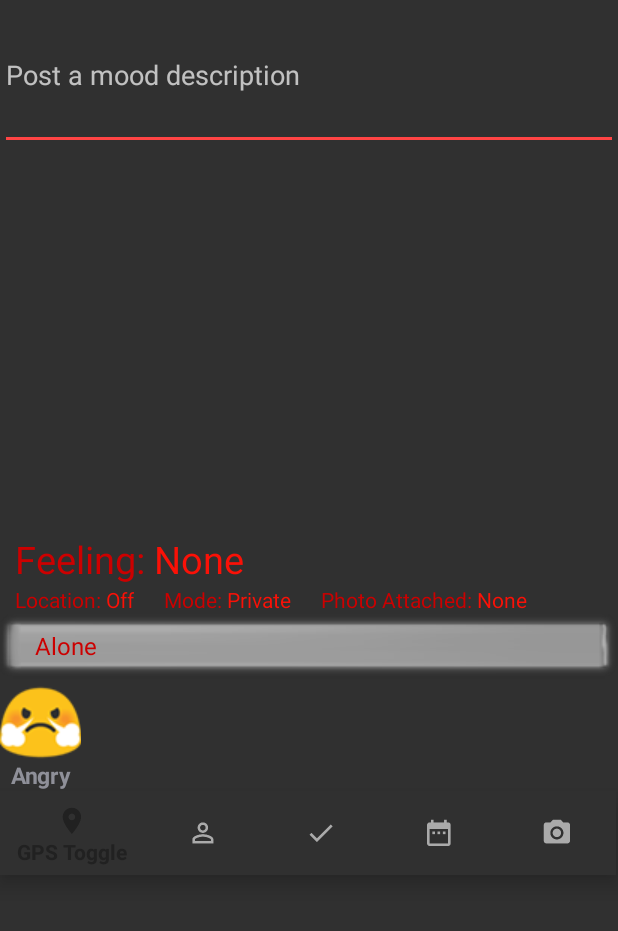
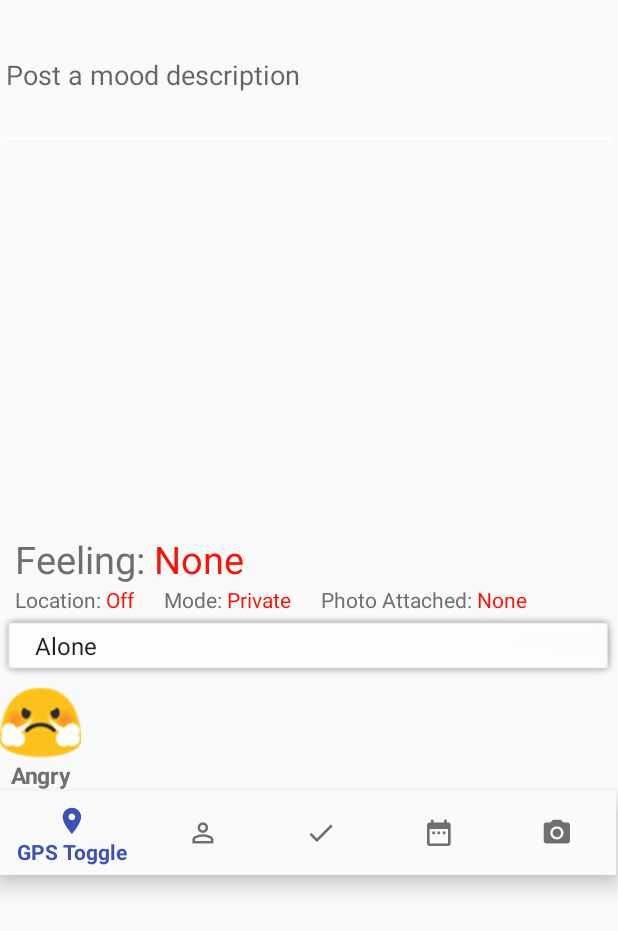
Before and after one commit to CMPUT301W17T11/FeelTrip, an Android app: the EditMoodActivity screen opened directly, with no data from a screen before it, on a phone screen of 412 x 824 dp. Shown: the top 931 px of the screen. Run offline under Robolectric (Android 15) with nearby library versions, the phone set to English and light mode, and no system bars; libraries missing offline, so code that uses them is left out: io.searchbox.annotations.

Commit message:
Rebuild default theme

```diff
--- a/app/src/main/java/com/example/henzoshimada/feeltrip/EditMoodActivity.java
+++ b/app/src/main/java/com/example/henzoshimada/feeltrip/EditMoodActivity.java
@@ -24,6 +24,7 @@ import android.os.Bundle;
 import android.text.Html;
 import android.util.Base64;
 import android.util.Log;
+import android.util.TypedValue;
 import android.view.Gravity;
 import android.view.MenuItem;
 import android.view.View;
@@ -140,7 +141,8 @@ public class EditMoodActivity extends AppCompatActivity {
         super.onCreate(savedInstanceState);
 
 
-        setTheme(R.style.NaughtyPenguins); //TODO - theme
+//        setTheme(R.style.NaughtyPenguins); //TODO - theme
+        setTheme(R.style.DefaultTheme);
 
         setContentView(R.layout.add_edit_page);
         EditMoodActivity.context = getApplicationContext();
@@ -687,6 +689,9 @@ public class EditMoodActivity extends AppCompatActivity {
 
             emojiTextview.setTextSize(15);
             emojiTextview.setGravity(Gravity.CENTER);
+            TypedValue tv = new TypedValue();
+            getTheme().resolveAttribute(android.R.attr.textColorSecondary, tv, true);
+            emojiTextview.setTextColor(getResources().getColor(tv.resourceId)); //TODO: Depreciated. Next call up is API 23
             emojiTextview.setTypeface(emojiTextview.getTypeface(), Typeface.BOLD);
             emojiLayout.addView(emojiTextview);
 
--- a/app/src/main/java/com/example/henzoshimada/feeltrip/MainScreen.java
+++ b/app/src/main/java/com/example/henzoshimada/feeltrip/MainScreen.java
@@ -172,7 +172,8 @@ public class MainScreen extends AppCompatActivity {
     protected void onCreate(Bundle savedInstanceState) {
         super.onCreate(savedInstanceState);
 
-        setTheme(R.style.NaughtyPenguins); //TODO - theme
+//        setTheme(R.style.NaughtyPenguins); //TODO - theme
+        setTheme(R.style.DefaultTheme);
 
 
         setContentView(R.layout.activity_main);
--- a/app/src/main/java/com/example/henzoshimada/feeltrip/MoodAdapter.java
+++ b/app/src/main/java/com/example/henzoshimada/feeltrip/MoodAdapter.java
@@ -54,7 +54,8 @@ public class MoodAdapter extends ArrayAdapter<Mood> {
     @Override
     public View getView(int position, View convertView, ViewGroup parent) {
 
-        getContext().setTheme(R.style.NaughtyPenguins); //TODO - theme
+//        getContext().setTheme(R.style.NaughtyPenguins); //TODO - theme
+        getContext().setTheme(R.style.DefaultTheme);
 
         // Get the data item for this position
         Mood mood = getItem(position);
--- a/app/src/main/java/layout/homeFragmment.java
+++ b/app/src/main/java/layout/homeFragmment.java
@@ -65,7 +65,7 @@ public class homeFragmment extends Fragment{
         oldMoodListView = (ListView) view.findViewById(R.id.homeList);
 
         if (Build.VERSION.SDK_INT >= Build.VERSION_CODES.LOLLIPOP) { // TODO: Custom color theme
-            oldMoodListView.setBackground(getResources().getDrawable(R.drawable.music_bg,getContext().getTheme()));
+//            oldMoodListView.setBackground(getResources().getDrawable(R.drawable.music_bg,getContext().getTheme()));
         }
 
         //http://stackoverflow.com/questions/20922036/android-cant-call-setonitemclicklistener-from-a-listview
--- a/app/src/main/res/drawable/bottom_nav_color.xml
+++ b/app/src/main/res/drawable/bottom_nav_color.xml
@@ -1,5 +1,5 @@
 <?xml version="1.0" encoding="utf-8"?>
 <selector xmlns:android="http://schemas.android.com/apk/res/android">
-    <item android:color="?android:attr/textColorPrimary" android:state_checked="true" />
+    <item android:color="?android:attr/colorPrimary" android:state_checked="true" />
     <item android:color="?android:attr/textColorSecondary" android:state_checked="false" />
 </selector>
--- a/app/src/main/res/layout/add_edit_page.xml
+++ b/app/src/main/res/layout/add_edit_page.xml
@@ -26,6 +26,7 @@
         <TextView
             android:layout_width="wrap_content"
             android:layout_height="wrap_content"
+            android:textColor="?android:attr/textColorSecondary"
             android:text="Feeling: "
             android:textSize="25sp"
             android:layout_marginStart="10dp"/>
@@ -47,6 +48,7 @@
         <TextView
             android:layout_width="wrap_content"
             android:layout_height="wrap_content"
+            android:textColor="?android:attr/textColorSecondary"
             android:text="Location: "
             android:layout_marginLeft="10dp"/>
         <TextView
@@ -58,6 +60,7 @@
         <TextView
             android:layout_width="wrap_content"
             android:layout_height="wrap_content"
+            android:textColor="?android:attr/textColorSecondary"
             android:text="Mode: "
             android:layout_marginLeft="20dp"/>
         <TextView
@@ -69,6 +72,7 @@
         <TextView
             android:layout_width="wrap_content"
             android:layout_height="wrap_content"
+            android:textColor="?android:attr/textColorSecondary"
             android:text="Photo Attached: "
             android:layout_marginLeft="20dp"/>
         <TextView
@@ -96,13 +100,6 @@
             android:layout_height="wrap_content"
             android:orientation="horizontal"
             android:id="@+id/emojiList">
-            <!--<LinearLayout-->
-                <!--android:layout_width="wrap_content"-->
-                <!--android:layout_height="wrap_content"-->
-                <!--android:orientation="vertical"-->
-                <!--android:layout_marginStart="10dp"-->
-                <!--android:id="@+id/emojiLayout" >-->
-            <!--</LinearLayout>-->
         </LinearLayout>
 
     </HorizontalScrollView>
--- a/app/src/main/res/layout/home_fragmment.xml
+++ b/app/src/main/res/layout/home_fragmment.xml
@@ -14,6 +14,7 @@
         android:layout_marginEnd="31dp"
         android:layout_marginLeft="@dimen/fab_margin"
         android:layout_marginRight="@dimen/fab_margin"
+        app:backgroundTint="?android:attr/colorPrimary"
         app:srcCompat="@mipmap/addpost_button"
         android:layout_alignParentBottom="true"
         android:layout_alignParentEnd="true" />
--- a/app/src/main/res/layout/list_item.xml
+++ b/app/src/main/res/layout/list_item.xml
@@ -16,6 +16,7 @@
             android:layout_height="wrap_content"
             android:text="Name"
             android:textSize="20sp"
+            android:textColor="?android:attr/textColorPrimary"
             android:textAppearance="?android:attr/textAppearanceSmall"/>
         <TextView
             android:id="@+id/socialSituation"
@@ -37,6 +38,7 @@
         android:layout_below="@+id/userName"
         android:textStyle="italic"
         android:layout_marginTop="25dp"
+        android:textColor="?android:attr/textColorTertiary"
         android:text="Fri Mar 24 22:26:55 MDT 2017"/>
 
 
@@ -49,6 +51,7 @@
             android:id="@+id/description"
             android:layout_width="wrap_content"
             android:layout_height="wrap_content"
+            android:textColor="?android:attr/textColorPrimary"
             android:text="My dog and I had a good walk today"/>
 
         <TextView
--- a/app/src/main/res/values/colors.xml
+++ b/app/src/main/res/values/colors.xml
@@ -7,4 +7,5 @@
     <color name="red">#fa1107</color>
     <color name="green">#43a047</color>
     <color name="gray">#bebdb9</color>
+    <color name="dark_gray">#706E6E</color>
 </resources>
--- /dev/null
+++ b/app/src/main/res/values/defaulttheme.xml
@@ -0,0 +1,11 @@
+<?xml version="1.0" encoding="utf-8"?>
+<resources>
+
+    <style name="DefaultTheme" parent="AppTheme.NoActionBar">
+        <item name="android:textColorSecondary">@color/dark_gray</item>
+        <item name="android:textColorTertiary">@color/gray</item>
+    </style>
+
+
+
+</resources>
```
Also changed, not shown: app/src/main/java/com/example/henzoshimada/feeltrip/loginActivity.java (+6 -1 lines), app/src/main/res/layout/content_main.xml (+7 -1 lines).
